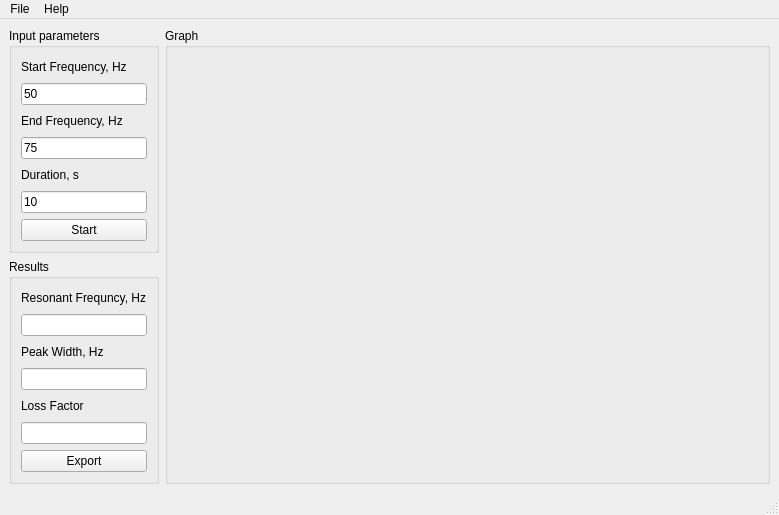
Qt form mainwindow.ui (a-vodka/LossFactorAnalyzer) before a commit.
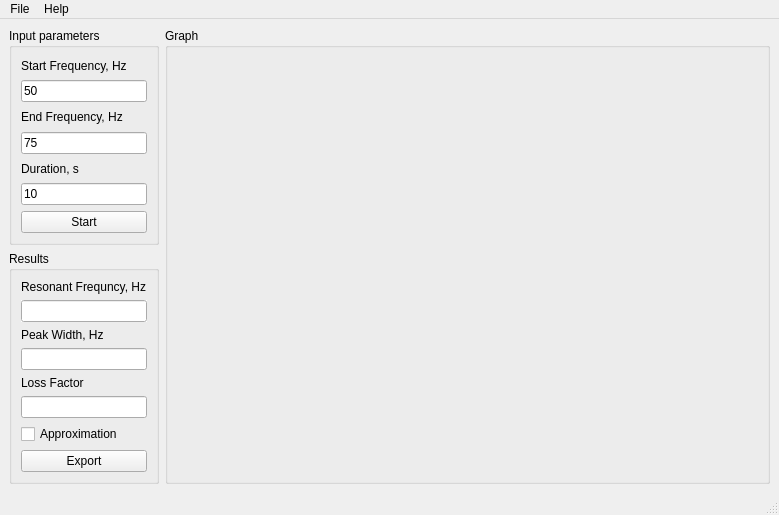
The same form after that commit.

The edit to the form file:
```diff
--- a/mainwindow.ui
+++ b/mainwindow.ui
@@ -137,6 +137,13 @@
                </property>
               </widget>
              </item>
+             <item>
+              <widget class="QCheckBox" name="approximation_check_box">
+               <property name="text">
+                <string>Approximation</string>
+               </property>
+              </widget>
+             </item>
              <item>
               <widget class="QPushButton" name="export_btn">
                <property name="text">
```
Left out of the diff: 7 changed lines with no effect on the pictures.
